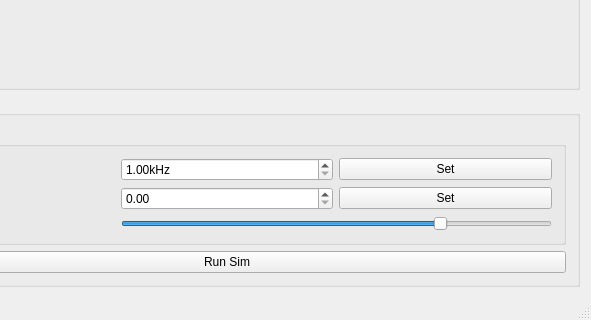
Old version of the form mainwindow.ui in the repository open-bldc/open-bldc-qsim; both pictures show x 137 to 728 and y 533 to 853 of the 728 by 853 pixel window.
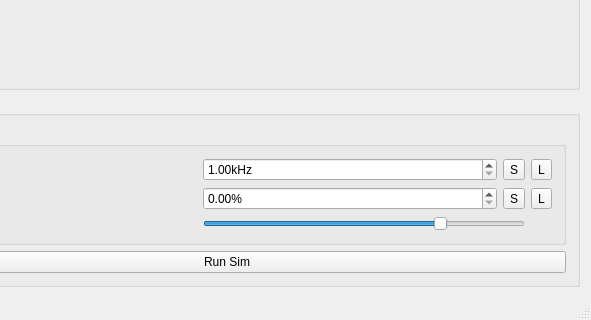
New version of the form. Custom widgets are drawn as their Qt base class.

Commit message: Hooked up pwm duty send and send lock buttons.

What changed in the file:
```diff
--- a/mainwindow.ui
+++ b/mainwindow.ui
@@ -139,13 +139,6 @@
             </property>
            </widget>
           </item>
-          <item row="0" column="2">
-           <widget class="QPushButton" name="PWMFreqButton">
-            <property name="text">
-             <string>Set</string>
-            </property>
-           </widget>
-          </item>
           <item row="2" column="0" rowspan="2">
            <widget class="QLabel" name="label_2">
             <property name="text">
@@ -154,12 +147,15 @@
            </widget>
           </item>
           <item row="2" column="1">
-           <widget class="QDoubleSpinBox" name="PWMDutySpinBox"/>
-          </item>
-          <item row="2" column="2">
-           <widget class="QPushButton" name="PWMDutyButton">
-            <property name="text">
-             <string>Set</string>
+           <widget class="QDoubleSpinBox" name="PWMDutySpinBox">
+            <property name="suffix">
+             <string>%</string>
+            </property>
+            <property name="maximum">
+             <double>99.989999999999995</double>
+            </property>
+            <property name="singleStep">
+             <double>1.000000000000000</double>
             </property>
            </widget>
           </item>
@@ -176,6 +172,52 @@
             </property>
            </widget>
           </item>
+          <item row="2" column="2">
+           <widget class="QToolButton" name="PWMDutySendButton">
+            <property name="toolTip">
+             <string>Send Value</string>
+            </property>
+            <property name="text">
+             <string>S</string>
+            </property>
+           </widget>
+          </item>
+          <item row="2" column="3">
+           <widget class="QToolButton" name="PWMDutySendLockButton">
+            <property name="toolTip">
+             <string>Autosend Value Lock</string>
+            </property>
+            <property name="text">
+             <string>L</string>
+            </property>
+            <property name="checkable">
+             <bool>true</bool>
+            </property>
+           </widget>
+          </item>
+          <item row="0" column="2">
+           <widget class="QToolButton" name="toolButton_3">
+            <property name="toolTip">
+             <string>Send Value</string>
+            </property>
+            <property name="text">
+             <string>S</string>
+            </property>
+           </widget>
+          </item>
+          <item row="0" column="3">
+           <widget class="QToolButton" name="toolButton_4">
+            <property name="toolTip">
+             <string>Autosend Value Lock</string>
+            </property>
+            <property name="text">
+             <string>L</string>
+            </property>
+            <property name="checkable">
+             <bool>true</bool>
+            </property>
+           </widget>
+          </item>
          </layout>
         </widget>
        </item>
```
The commit also changes 4 other files.
